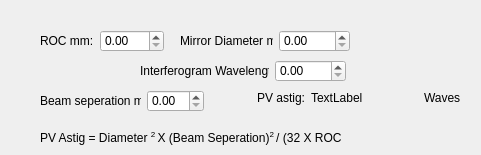
This is bathastigdlg.ui in githubdoe/DFTFringe as Qt 5 draws it before an edit. The edited form follows.
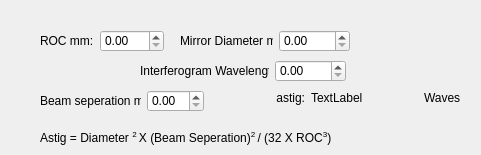
This is the edited form.

```diff
--- a/bathastigdlg.ui
+++ b/bathastigdlg.ui
@@ -23,7 +23,7 @@
     </rect>
    </property>
    <property name="text">
-    <string>&lt;html&gt;&lt;head/&gt;&lt;body&gt;&lt;p&gt;PV Astig = Diameter &lt;span style=&quot; vertical-align:super;&quot;&gt;2 &lt;/span&gt;X (Beam Seperation)&lt;span style=&quot; vertical-align:super;&quot;&gt;2 &lt;/span&gt;/ (32 X ROC&lt;span style=&quot; vertical-align:super;&quot;&gt;3&lt;/span&gt;)&lt;/p&gt;&lt;/body&gt;&lt;/html&gt;</string>
+    <string>&lt;html&gt;&lt;head/&gt;&lt;body&gt;&lt;p&gt;Astig = Diameter &lt;span style=&quot; vertical-align:super;&quot;&gt;2 &lt;/span&gt;X (Beam Seperation)&lt;span style=&quot; vertical-align:super;&quot;&gt;2 &lt;/span&gt;/ (32 X ROC&lt;span style=&quot; vertical-align:super;&quot;&gt;3&lt;/span&gt;)&lt;/p&gt;&lt;/body&gt;&lt;/html&gt;</string>
    </property>
   </widget>
   <widget class="QWidget" name="layoutWidget">
@@ -148,7 +148,7 @@
     <item>
      <widget class="QLabel" name="label_6">
       <property name="text">
-       <string>PV astig:</string>
+       <string>astig:</string>
       </property>
       <property name="alignment">
        <set>Qt::AlignRight|Qt::AlignTrailing|Qt::AlignVCenter</set>
```
